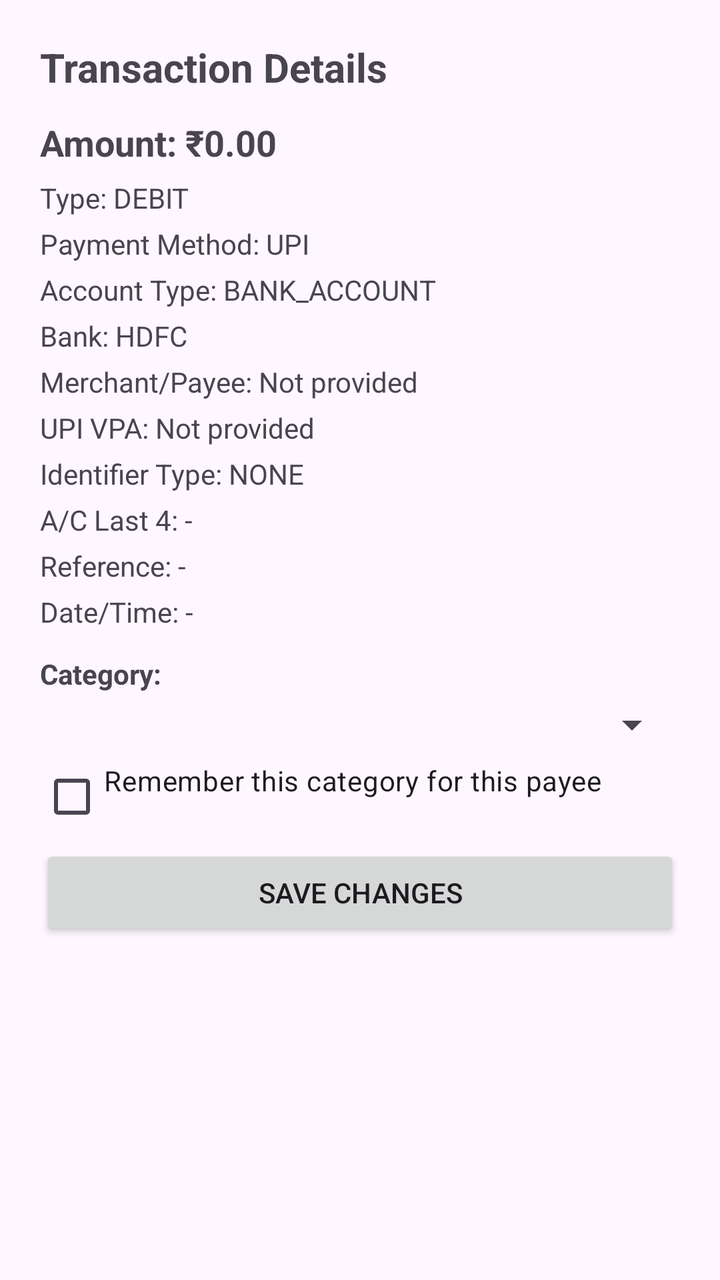
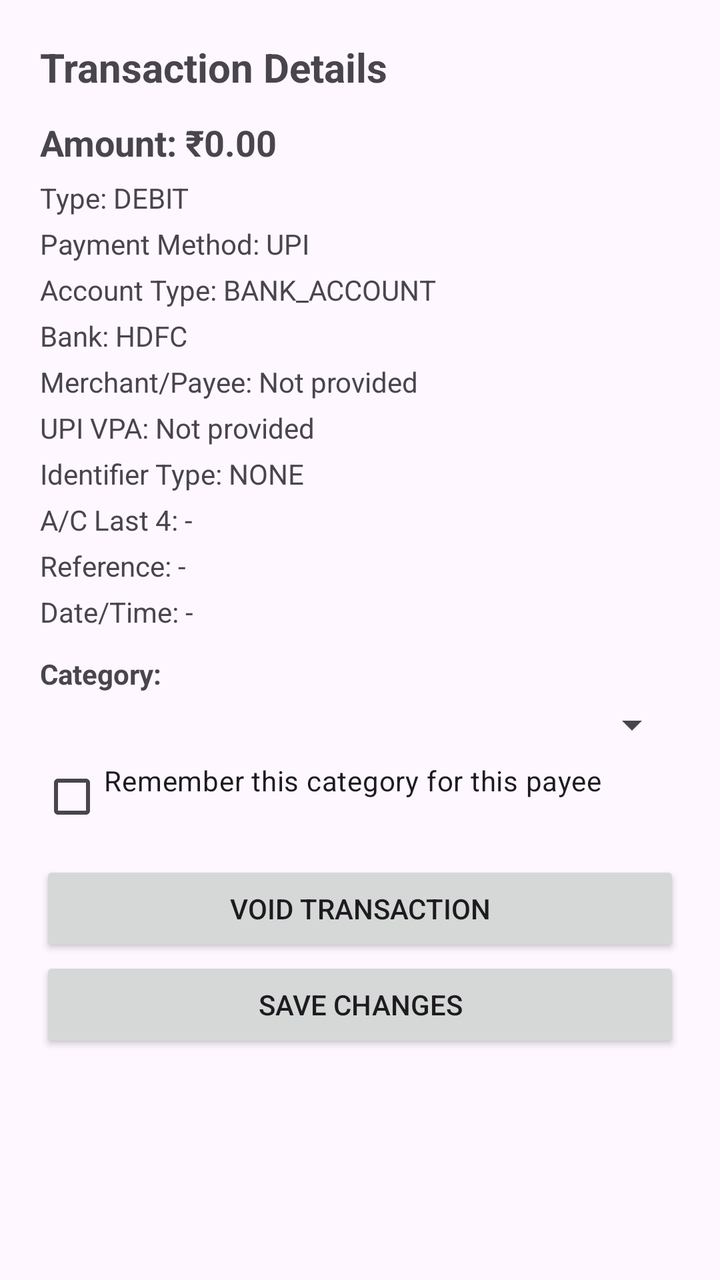

Two renders of the same Android screen: before a commit and after it. Below are the layout's source before the change and the commit's diff.
<!-- AndroidManifest.xml: application theme Theme.FinanceSMSTracker -->
<!-- res/layout/dialog_transaction_detail.xml -->
<?xml version="1.0" encoding="utf-8"?>
<ScrollView xmlns:android="http://schemas.android.com/apk/res/android"
    android:layout_width="match_parent"
    android:layout_height="wrap_content"
    android:padding="20dp">

    <LinearLayout
        android:layout_width="match_parent"
        android:layout_height="wrap_content"
        android:orientation="vertical">

        <TextView
            android:layout_width="match_parent"
            android:layout_height="wrap_content"
            android:text="Transaction Details"
            android:textSize="20sp"
            android:textStyle="bold"
            android:paddingBottom="12dp" />

        <TextView
            android:id="@+id/detailTextAmount"
            android:layout_width="match_parent"
            android:layout_height="wrap_content"
            android:textSize="18sp"
            android:textStyle="bold"
            android:paddingBottom="6dp"
            android:text="Amount: ₹0.00" />

        <TextView
            android:id="@+id/detailTextType"
            android:layout_width="match_parent"
            android:layout_height="wrap_content"
            android:paddingBottom="4dp"
            android:text="Type: DEBIT" />

        <TextView
            android:id="@+id/detailTextPaymentMethod"
            android:layout_width="match_parent"
            android:layout_height="wrap_content"
            android:paddingBottom="4dp"
            android:text="Payment Method: UPI" />

        <TextView
            android:id="@+id/detailTextAccountType"
            android:layout_width="match_parent"
            android:layout_height="wrap_content"
            android:paddingBottom="4dp"
            android:text="Account Type: BANK_ACCOUNT" />

        <TextView
            android:id="@+id/detailTextBank"
            android:layout_width="match_parent"
            android:layout_height="wrap_content"
            android:paddingBottom="4dp"
            android:text="Bank: HDFC" />

        <TextView
            android:id="@+id/detailTextMerchant"
            android:layout_width="match_parent"
            android:layout_height="wrap_content"
            android:paddingBottom="4dp"
            android:text="Merchant/Payee: Not provided" />

        <TextView
            android:id="@+id/detailTextPayeeId"
            android:layout_width="match_parent"
            android:layout_height="wrap_content"
            android:paddingBottom="4dp"
            android:text="UPI VPA: Not provided" />

        <TextView
            android:id="@+id/detailTextIdentifierType"
            android:layout_width="match_parent"
            android:layout_height="wrap_content"
            android:paddingBottom="4dp"
            android:text="Identifier Type: NONE" />

        <TextView
            android:id="@+id/detailTextAccountLastFour"
            android:layout_width="match_parent"
            android:layout_height="wrap_content"
            android:paddingBottom="4dp"
            android:text="A/C Last 4: -" />

        <TextView
            android:id="@+id/detailTextRefNumber"
            android:layout_width="match_parent"
            android:layout_height="wrap_content"
            android:paddingBottom="4dp"
            android:text="Reference: -" />

        <TextView
            android:id="@+id/detailTextDateTime"
            android:layout_width="match_parent"
            android:layout_height="wrap_content"
            android:paddingBottom="12dp"
            android:text="Date/Time: -" />

        <TextView
            android:layout_width="match_parent"
            android:layout_height="wrap_content"
            android:text="Category:"
            android:textStyle="bold"
            android:paddingBottom="4dp" />

        <Spinner
            android:id="@+id/spinnerCategory"
            android:layout_width="match_parent"
            android:layout_height="wrap_content"
            android:paddingBottom="12dp" />

        <CheckBox
            android:id="@+id/checkboxRememberPayee"
            android:layout_width="match_parent"
            android:layout_height="wrap_content"
            android:text="Remember this category for this payee"
            android:paddingBottom="16dp" />

        <Button
            android:id="@+id/buttonSaveCategory"
            android:layout_width="match_parent"
            android:layout_height="wrap_content"
            android:text="Save Changes" />

    </LinearLayout>
</ScrollView>
<!-- resources referenced by this layout -->
<resources>
  <style name="Theme.FinanceSMSTracker" parent="Base.Theme.FinanceSMSTracker" />
  <style name="Base.Theme.FinanceSMSTracker" parent="Theme.Material3.DayNight.NoActionBar">
          
          
      </style>
</resources>

<!-- the commit's change to res/layout/dialog_transaction_detail.xml (unified diff, before → after) -->
@@ -117,6 +117,13 @@
             android:paddingBottom="16dp" />
 
         <Button
+            android:id="@+id/buttonVoidTransaction"
+            android:layout_width="match_parent"
+            android:layout_height="wrap_content"
+            android:layout_marginTop="8dp"
+            android:text="Void Transaction" />
+
+        <Button
             android:id="@+id/buttonSaveCategory"
             android:layout_width="match_parent"
             android:layout_height="wrap_content"
